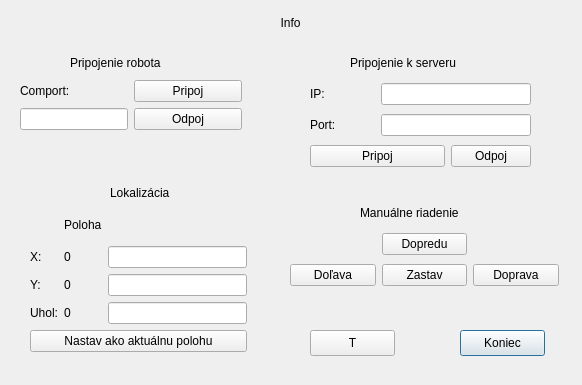
Above: agentForm.ui from martinvondracek/multiagentAgent before the change. Below: the same form after it.
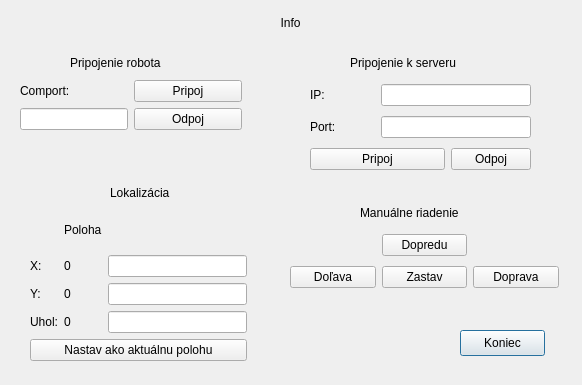
That is the form after the change.

```diff
--- a/agentForm.ui
+++ b/agentForm.ui
@@ -100,7 +100,7 @@
      <x>20</x>
      <y>80</y>
      <width>222</width>
-     <height>60</height>
+     <height>62</height>
     </rect>
    </property>
    <layout class="QFormLayout" name="formLayout">
@@ -140,7 +140,7 @@
      <x>310</x>
      <y>80</y>
      <width>221</width>
-     <height>90</height>
+     <height>95</height>
     </rect>
    </property>
    <layout class="QGridLayout" name="gridLayout">
@@ -194,7 +194,7 @@
      <x>290</x>
      <y>230</y>
      <width>269</width>
-     <height>60</height>
+     <height>62</height>
     </rect>
    </property>
    <layout class="QGridLayout" name="gridLayout_2">
@@ -234,7 +234,7 @@
      <x>30</x>
      <y>210</y>
      <width>217</width>
-     <height>142</height>
+     <height>151</height>
     </rect>
    </property>
    <layout class="QGridLayout" name="gridLayout_3">
@@ -305,19 +305,6 @@
     </item>
    </layout>
   </widget>
-  <widget class="QPushButton" name="testButton">
-   <property name="geometry">
-    <rect>
-     <x>310</x>
-     <y>330</y>
-     <width>85</width>
-     <height>26</height>
-    </rect>
-   </property>
-   <property name="text">
-    <string>T</string>
-   </property>
-  </widget>
  </widget>
  <resources/>
  <connections>
```
Left out of the diff: 16 changed lines with no effect on the pictures.
